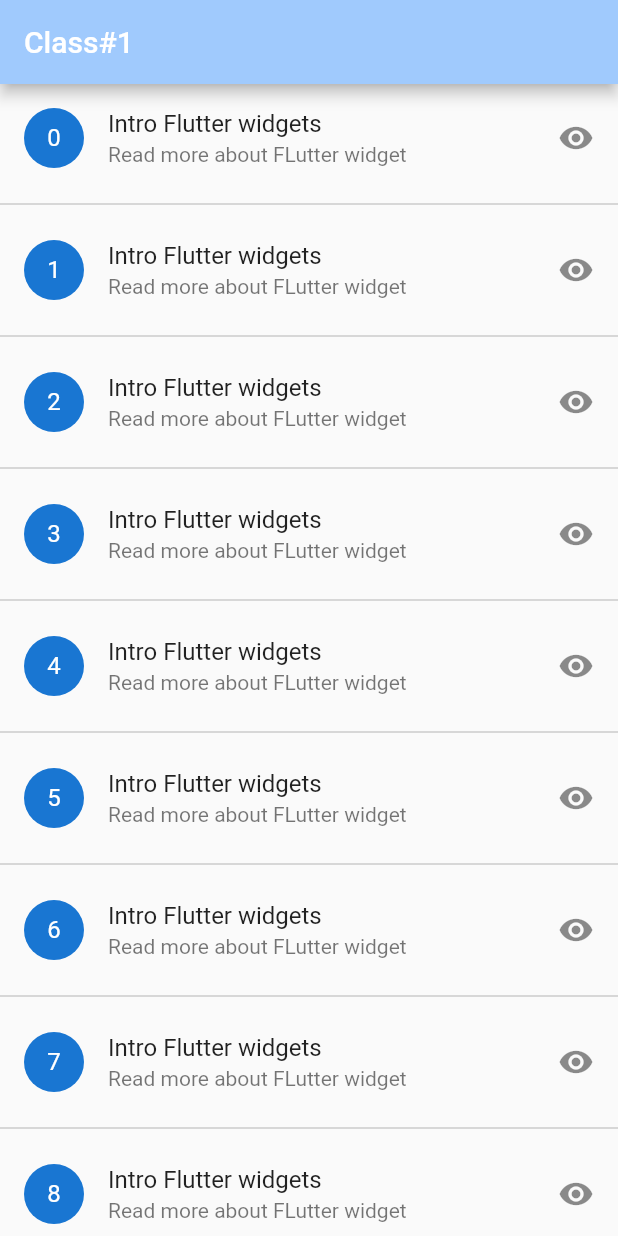
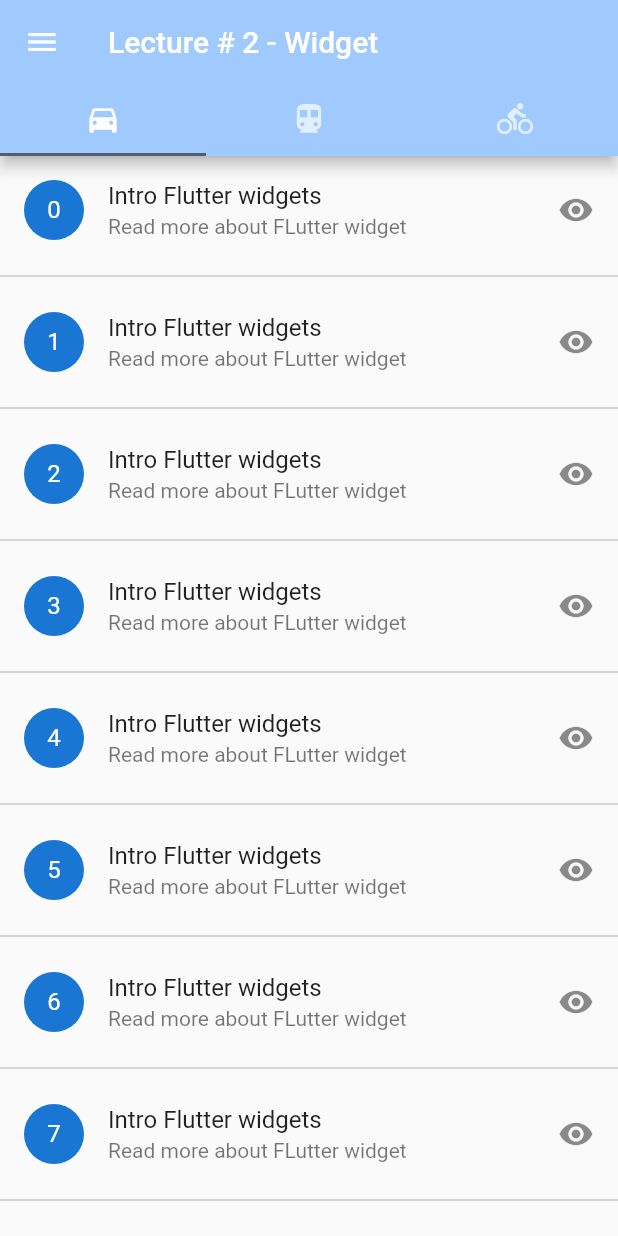
Before and after one commit to rao21/iba_course_2, a Flutter app: the screen it shows after launch, on a phone screen of 412 x 824 dp. Run offline on Flutter 3.47's test engine with Material 3 defaults, Android fonts, the phone set to English and light mode, and no system bars.

Commit message:
lecture 2

```diff
--- a/lib/lect1/list_view.dart
+++ b/lib/lect1/list_view.dart
@@ -14,10 +14,10 @@
   @override
   Widget build(BuildContext context) {
     return Scaffold(
-      appBar: AppBar(
-        backgroundColor: Theme.of(context).colorScheme.inversePrimary,
-        title: Text(widget.title),
-      ),
+      // appBar: AppBar(
+      //   backgroundColor: Theme.of(context).colorScheme.inversePrimary,
+      //   title: Text(widget.title),
+      // ),
       body:  ListView.separated(
         itemCount: 14,
         separatorBuilder: (context,index) => const Divider(color: Colors.grey,thickness: 0.5,),
--- /dev/null
+++ b/lib/lect2/custom_tab.dart
@@ -0,0 +1,51 @@
+import 'package:flutter/material.dart';
+import 'package:iba_course_2/lect1/list_view.dart';
+import 'package:iba_course_2/lect2/snack_bar.dart';
+
+class CustomDrawer extends StatefulWidget {
+  const CustomDrawer({super.key});
+
+  @override
+  State<CustomDrawer> createState() => _CustomDrawerState();
+}
+
+class _CustomDrawerState extends State<CustomDrawer> {
+  @override
+  Widget build(BuildContext context) {
+    return DefaultTabController(
+      length: 3,
+      child: Scaffold(
+      appBar: AppBar(
+          backgroundColor: Theme.of(context).colorScheme.inversePrimary,
+          title: const Text('Lecture # 2 - Widget'),
+          bottom: const TabBar(tabs: [
+                /*1*/  Tab(icon: Icon(Icons.directions_car)),
+                  Tab(icon: Icon(Icons.directions_transit)),
+                  Tab(icon: Icon(Icons.directions_bike)),
+          ],),
+        ),
+      drawer: const Drawer(
+        width: 200,
+        child: Padding(
+          padding: EdgeInsets.all(8.0),
+          child: Column(
+            crossAxisAlignment: CrossAxisAlignment.start,
+            children: [
+            SizedBox(height: 128,),
+            ListTile(title: Text('Option 1'),),
+            ListTile(title: Text('Option 2'),),
+            ListTile(title: Text('Option 3'),),
+          ],),
+        ),
+      ),
+      body: const TabBarView(
+              children: [
+              /*1*/  ListPage(title:''),
+                CustomSnackBar(),
+                Icon(Icons.directions_bike),
+              ],
+            ),
+      ),
+    );
+  }
+}
--- a/lib/main.dart
+++ b/lib/main.dart
@@ -1,5 +1,6 @@
 import 'package:flutter/material.dart';
 import 'package:iba_course_2/lect1/list_view.dart';
+import 'package:iba_course_2/lect2/custom_tab.dart';
 
 void main() {
   runApp(const MyApp());
@@ -14,10 +15,10 @@
       title: 'Flutter Demo',
       theme: ThemeData(
         colorScheme: ColorScheme.fromSeed(seedColor: Colors.blue),
-        appBarTheme: AppBarTheme(),
+        appBarTheme: const AppBarTheme(),
         useMaterial3: false,
       ),
-      home: const ListPage(title: 'Class#1'),
+      home: const CustomDrawer(),
     );
   }
 }
```
Also changed, not shown: lib/lect2/snack_bar.dart (added, +32 -0 lines).
